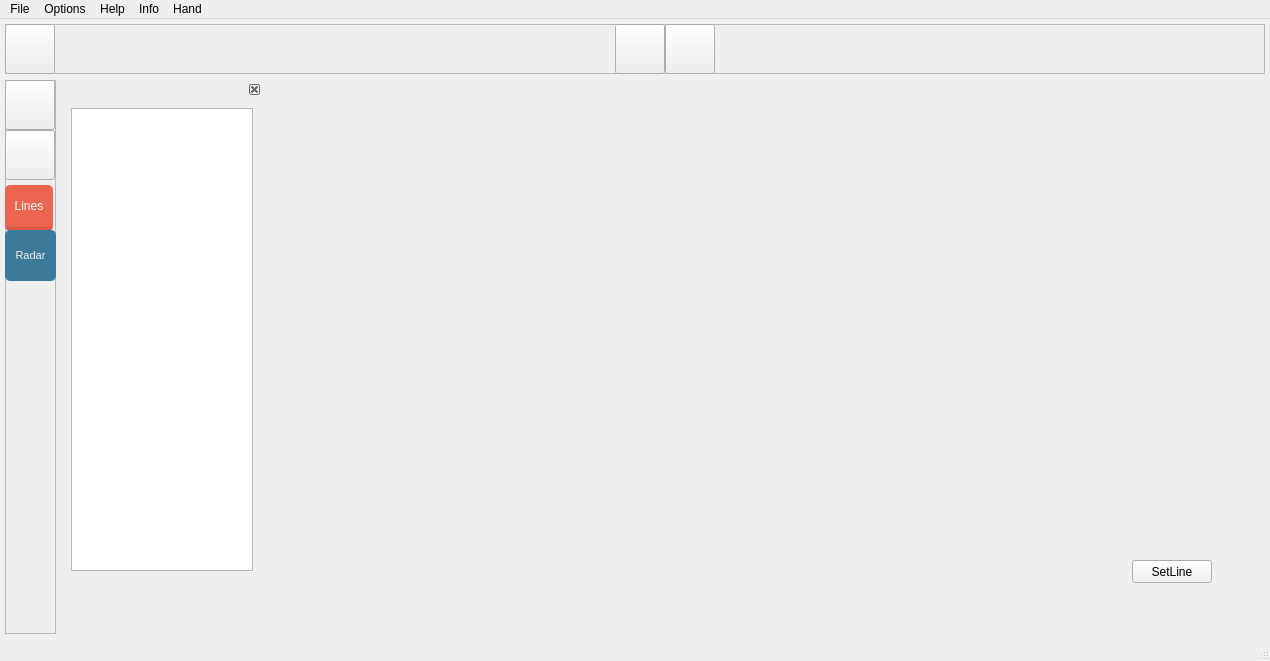
Before: the Qt Designer form mainwindow.ui in NeGvozd/CppLearningProject, drawn with Qt 5.
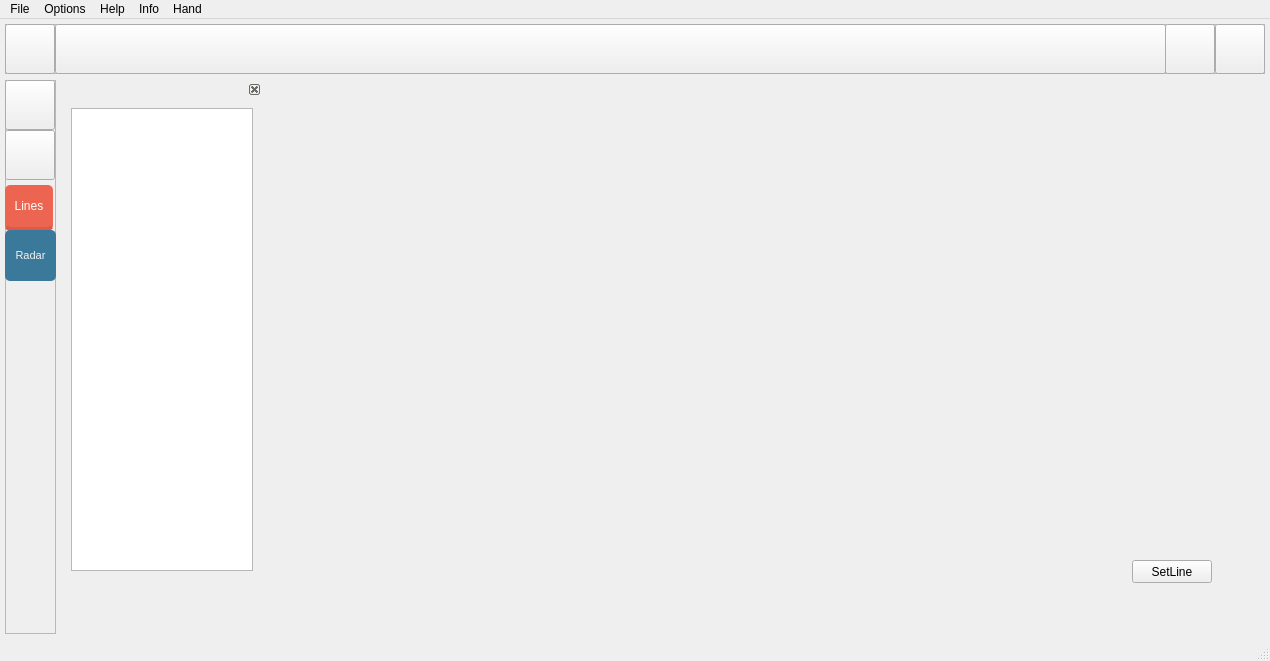
After: the same form once the commit is applied. Icons and pictures are not drawn.

Commit message: again visual changes...

The edit to the form file:
```diff
--- a/mainwindow.ui
+++ b/mainwindow.ui
@@ -13,6 +13,9 @@
   <property name="windowTitle">
    <string>MainWindow</string>
   </property>
+  <property name="styleSheet">
+   <string notr="true"/>
+  </property>
   <widget class="QWidget" name="centralwidget">
    <layout class="QGridLayout" name="gridLayout_2">
     <property name="leftMargin">
@@ -250,7 +253,7 @@
       <widget class="QPushButton" name="playButton">
        <property name="geometry">
         <rect>
-         <x>610</x>
+         <x>1160</x>
          <y>0</y>
          <width>50</width>
          <height>50</height>
@@ -279,7 +282,7 @@
        </property>
        <property name="geometry">
         <rect>
-         <x>660</x>
+         <x>1210</x>
          <y>0</y>
          <width>50</width>
          <height>50</height>
@@ -302,6 +305,24 @@
         </size>
        </property>
       </widget>
+      <widget class="QPushButton" name="lineButton">
+       <property name="geometry">
+        <rect>
+         <x>50</x>
+         <y>0</y>
+         <width>1111</width>
+         <height>50</height>
+        </rect>
+       </property>
+       <property name="styleSheet">
+        <string notr="true">QPushButton#lineButton{
+background-color: qconicalgradient(cx:0, cy:0, angle:135, stop:0 rgba(0, 130, 255, 69), stop:0.375 rgba(0, 140, 255, 69), stop:0.423533 rgba(0, 255, 240, 145), stop:0.45 rgba(0, 255, 240, 208), stop:0.452632 rgba(0, 120, 255, 145), stop:0.477581 rgba(71, 93, 255, 130), stop:0.518717 rgba(71, 255, 245, 130), stop:0.531579 rgba(71, 129, 255, 130), stop:0.55 rgba(0, 170, 255, 255), stop:0.57754 rgba(0, 255, 240, 130), stop:0.605263 rgba(0, 140, 255, 255), stop:0.625 rgba(0, 255, 240, 69), stop:1 rgba(0, 210, 255, 69))
+}</string>
+       </property>
+       <property name="text">
+        <string/>
+       </property>
+      </widget>
      </widget>
     </item>
     <item row="1" column="1">
```
Left out of the diff: 9 changed lines with no effect on the pictures. The commit also changes 2 other files.
